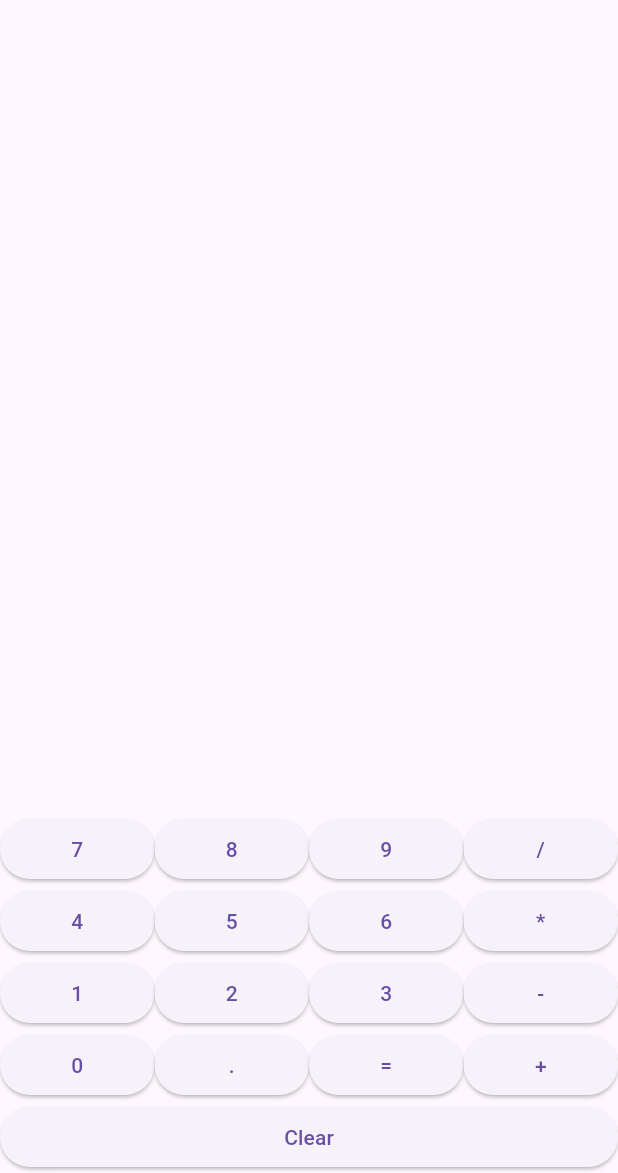
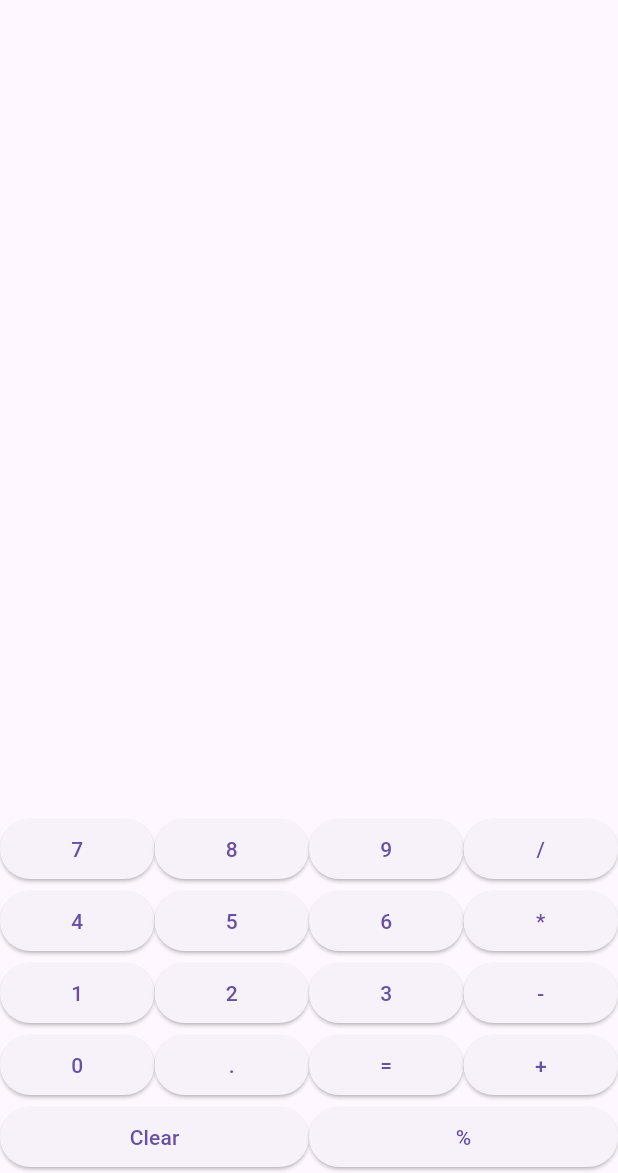
Before and after one commit to jacknystrom/flutter-calculator, a Flutter app: the screen it shows after launch, on a phone screen of 412 x 824 dp, the part 63-1236 px from its top. Run offline on Flutter 3.47's test engine with Material 3 defaults, Android fonts, the phone set to English and light mode, and no system bars.

Commit message:
Added modulo button to the calculator app

```diff
--- a/lib/main.dart
+++ b/lib/main.dart
@@ -5,6 +5,8 @@ void main() {
 }
 
 class CalculatorApp extends StatelessWidget {
+  const CalculatorApp({super.key});
+
   @override
   Widget build(BuildContext context) {
     return MaterialApp(
@@ -18,6 +20,8 @@ class CalculatorApp extends StatelessWidget {
 }
 
 class CalculatorScreen extends StatefulWidget {
+  const CalculatorScreen({super.key});
+
   @override
   _CalculatorScreenState createState() => _CalculatorScreenState();
 }
@@ -85,6 +89,22 @@ class _CalculatorScreenState extends State<CalculatorScreen> {
         _expression=_expression.replaceRange(leftIndex,rightIndex+1,temp.toString());
 
          i=0;
+      }else if(_expression[i]=='%'){
+
+        int leftIndex=findLeftIndex(i);
+        int rightIndex;
+        if(_expression[i+1]=='-'){
+           rightIndex=findRightIndex(i+1);
+
+        }else{
+         rightIndex=findRightIndex(i);
+        }
+        double leftValue=double.parse(_expression.substring(leftIndex,i));
+        double rightValue=double.parse(_expression.substring(i+1,rightIndex+1));
+        double temp=leftValue%rightValue;
+        _expression=_expression.replaceRange(leftIndex,rightIndex+1,temp.toString());
+
+         i=0;
       }
     }
     //evaluate addition and subtraction
@@ -148,17 +168,17 @@ class _CalculatorScreenState extends State<CalculatorScreen> {
   Widget build(BuildContext context) {
     return Scaffold(
       appBar: AppBar(
-        title: Text('Jack Nystroms Calculator'),
+        title: const Text('Jack Nystroms Calculator'),
       ),
       body: Column(
         children: [
           Expanded(
             child: Container(
-              padding: EdgeInsets.all(16),
+              padding: const EdgeInsets.all(16),
               alignment: Alignment.bottomRight,
               child: Text(
                 _expression,
-                style: TextStyle(fontSize: 24),
+                style: const TextStyle(fontSize: 24),
               ),
             ),
           ),
@@ -199,9 +219,9 @@ class _CalculatorScreenState extends State<CalculatorScreen> {
               Expanded(
                 child: ElevatedButton(
                   onPressed: _clearExpression,
-                  child: Text('Clear'),
+                  child: const Text('Clear'),
                 ),
-              ),
+              ),_buildButton('%')
             ],
           ),
         ],
```
